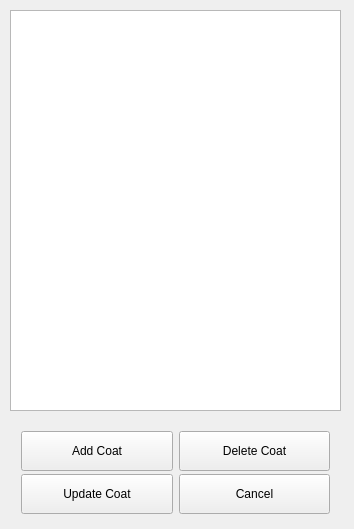
The window that OOP - ProperTrenchCoats-GUI/ProperTrenchCoatsGUI.ui (AdrianM20/OOP---ProperTrenchCoats-GUI) describes before a commit, drawn with Qt 5.
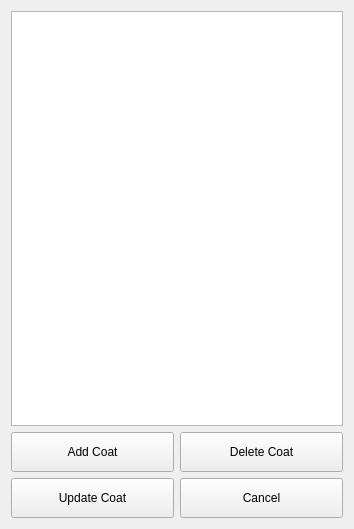
The same window after the commit.

The edit to the form file:
```diff
--- a/OOP - ProperTrenchCoats-GUI/ProperTrenchCoatsGUI.ui
+++ b/OOP - ProperTrenchCoats-GUI/ProperTrenchCoatsGUI.ui
@@ -19,30 +19,17 @@
   <property name="windowTitle">
    <string>Proper Trench Coats</string>
   </property>
+  <layout class="QVBoxLayout" name="verticalLayout_3">
+   <item>
   <widget class="QListWidget" name="coatsList">
-   <property name="geometry">
-    <rect>
-     <x>10</x>
-     <y>10</y>
-     <width>331</width>
-     <height>401</height>
-    </rect>
-   </property>
    <property name="font">
     <font>
      <pointsize>12</pointsize>
     </font>
    </property>
   </widget>
-  <widget class="QWidget" name="horizontalLayoutWidget">
-   <property name="geometry">
-    <rect>
-     <x>10</x>
-     <y>420</y>
-     <width>331</width>
-     <height>101</height>
-    </rect>
-   </property>
+   </item>
+   <item>
    <layout class="QHBoxLayout" name="horizontalLayout">
     <item>
      <layout class="QVBoxLayout" name="verticalLayout">
@@ -111,7 +98,8 @@
      </layout>
     </item>
    </layout>
-  </widget>
+   </item>
+  </layout>
  </widget>
  <layoutdefault spacing="6" margin="11"/>
  <resources/>
```
Lines whose indentation alone changed are shown as unchanged.
